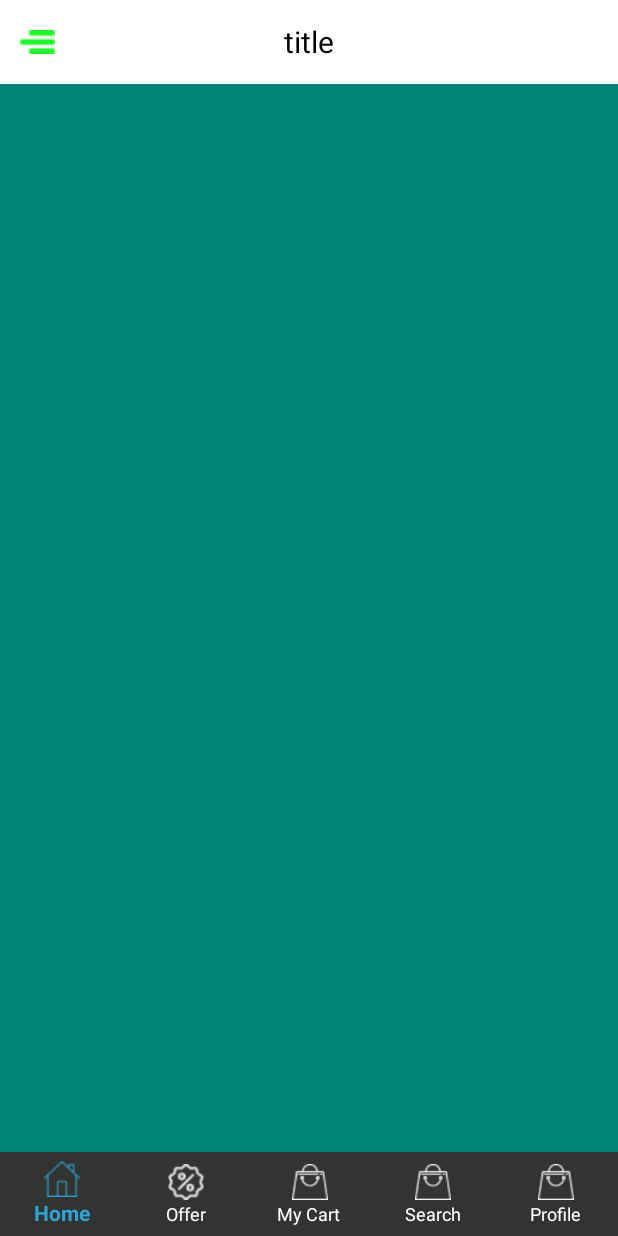
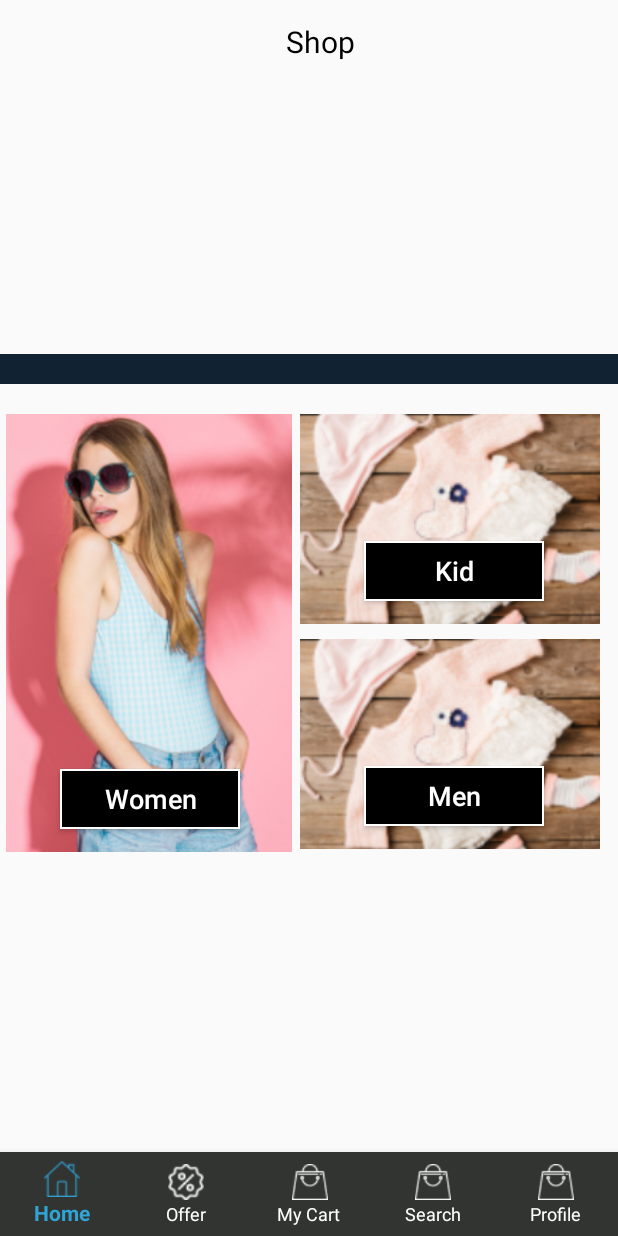
Before and after one commit to maheshpd/Shopcart, an Android app: the MainActivity screen opened directly, with no data from a screen before it, on a phone screen of 412 x 824 dp. Run offline under Robolectric (Android 15) with nearby library versions, the phone set to English and light mode, and no system bars.

Commit message:
Done Home Fragment

```diff
--- a/app/src/main/AndroidManifest.xml
+++ b/app/src/main/AndroidManifest.xml
@@ -24,7 +24,8 @@
             android:name=".Activity.Home"
             android:label="@string/title_activity_home"
             android:theme="@style/AppTheme" />
-        <activity android:name=".Activity.Thankyou"></activity>
+        <activity android:name=".Activity.Thankyou" />
+        <activity android:name=".Activity.CategoryActivity"></activity>
     </application>
 
 </manifest>
--- /dev/null
+++ b/app/src/main/java/com/example/maheshprasad/shopcart/Activity/CategoryActivity.java
@@ -0,0 +1,15 @@
+package com.example.maheshprasad.shopcart.Activity;
+
+import android.support.v7.app.AppCompatActivity;
+import android.os.Bundle;
+
+import com.example.maheshprasad.shopcart.R;
+
+public class CategoryActivity extends AppCompatActivity {
+
+    @Override
+    protected void onCreate(Bundle savedInstanceState) {
+        super.onCreate(savedInstanceState);
+        setContentView(R.layout.activity_category);
+    }
+}
--- a/app/src/main/java/com/example/maheshprasad/shopcart/Activity/Login.java
+++ b/app/src/main/java/com/example/maheshprasad/shopcart/Activity/Login.java
@@ -31,4 +31,17 @@ public class Login extends AppCompatActivity {
     private void Initalization() {
         mlogin_btn = findViewById(R.id.signin_login_btn);
     }
+
+    public void SignUp(View view) {
+
+    }
+
+    public void GoToMain(View view) {
+
+        goToMain();
+    }
+
+    private void goToMain() {
+        startActivity(new Intent(Login.this,MainActivity.class));
+    }
 }
--- a/app/src/main/java/com/example/maheshprasad/shopcart/Activity/MainActivity.java
+++ b/app/src/main/java/com/example/maheshprasad/shopcart/Activity/MainActivity.java
@@ -1,34 +1,78 @@
 package com.example.maheshprasad.shopcart.Activity;
 
+import android.content.Context;
 import android.content.Intent;
+import android.support.annotation.NonNull;
+import android.support.design.widget.BottomNavigationView;
+import android.support.v4.app.Fragment;
+import android.support.v7.app.ActionBar;
 import android.support.v7.app.AppCompatActivity;
 import android.os.Bundle;
 import android.support.v7.widget.Toolbar;
+import android.view.LayoutInflater;
+import android.view.MenuItem;
 import android.view.View;
 import android.widget.ImageView;
 import android.widget.Toast;
 
 import com.example.maheshprasad.shopcart.R;
 import com.example.maheshprasad.shopcart.Utils.PreferenceManager;
+import com.example.maheshprasad.shopcart.fragment.Home;
+import com.example.maheshprasad.shopcart.fragment.HotOffer;
+import com.example.maheshprasad.shopcart.fragment.MyCart;
+import com.example.maheshprasad.shopcart.fragment.Profile;
+import com.example.maheshprasad.shopcart.fragment.Search;
 
 public class MainActivity extends AppCompatActivity {
 
     Toolbar mToolbar;
+    BottomNavigationView bottomNav;
     @Override
     protected void onCreate(Bundle savedInstanceState) {
         super.onCreate(savedInstanceState);
         setContentView(R.layout.activity_main);
 
         mToolbar = findViewById(R.id.main_toolbar);
-       ImageView menuIcon=mToolbar.findViewById(R.id.menu_icon);
-       menuIcon.setOnClickListener(new View.OnClickListener() {
-           @Override
-           public void onClick(View v) {
-               Toast.makeText(MainActivity.this, "Menu Click", Toast.LENGTH_SHORT).show();
-           }
-       });
+        setSupportActionBar(mToolbar);
+
+        bottomNav = findViewById(R.id.bottom_menu);
+        bottomNav.setOnNavigationItemSelectedListener(navListener);
+
+        if (savedInstanceState == null) {
+            getSupportFragmentManager().beginTransaction().replace(R.id.fragment_container,new Home()).commit();
+        }
+
+
 
     }
+
+
+    private BottomNavigationView.OnNavigationItemSelectedListener navListener = new BottomNavigationView.OnNavigationItemSelectedListener() {
+        @Override
+        public boolean onNavigationItemSelected(@NonNull MenuItem menuItem) {
+            Fragment selectedFragment = null;
+            switch (menuItem.getItemId()){
+                case R.id.home_fragment:
+                    selectedFragment = new Home();
+                    break;
+                case R.id.offer_fragment:
+                    selectedFragment = new HotOffer();
+                    break;
+                case R.id.mycart_fragment:
+                    selectedFragment = new MyCart();
+                    break;
+                case R.id.search_fragment:
+                    selectedFragment = new Search();
+                    break;
+                case R.id.profile_fragment:
+                    selectedFragment = new Profile();
+                    break;
+            }
+           getSupportFragmentManager().beginTransaction().replace(R.id.fragment_container,
+                   selectedFragment).commit();
+            return true;
+        }
+    };
 
     public void loadSlide(View view) {
 
--- a/app/src/main/java/com/example/maheshprasad/shopcart/Activity/Signup.java
+++ b/app/src/main/java/com/example/maheshprasad/shopcart/Activity/Signup.java
@@ -1,7 +1,9 @@
 package com.example.maheshprasad.shopcart.Activity;
 
+import android.content.Intent;
 import android.support.v7.app.AppCompatActivity;
 import android.os.Bundle;
+import android.view.View;
 
 import com.example.maheshprasad.shopcart.R;
 
@@ -12,4 +14,17 @@ public class Signup extends AppCompatActivity {
         super.onCreate(savedInstanceState);
         setContentView(R.layout.activity_signup);
     }
+
+    public void Signin(View view) {
+        startActivity(new Intent(Signup.this,Login.class));
+    }
+
+    public void GoToMain(View view) {
+
+        goToMain();
+    }
+
+    private void goToMain() {
+        startActivity(new Intent(Signup.this,MainActivity.class));
+    }
 }
--- /dev/null
+++ b/app/src/main/java/com/example/maheshprasad/shopcart/fragment/Home.java
@@ -0,0 +1,40 @@
+package com.example.maheshprasad.shopcart.fragment;
+
+
+import android.os.Bundle;
+import android.support.v4.app.Fragment;
+import android.support.v4.view.ViewPager;
+import android.view.LayoutInflater;
+import android.view.View;
+import android.view.ViewGroup;
+import android.widget.ImageView;
+import android.widget.LinearLayout;
+
+import com.example.maheshprasad.shopcart.R;
+
+import java.util.ArrayList;
+
+/**
+ * A simple {@link Fragment} subclass.
+ */
+public class Home extends Fragment {
+
+
+    private ViewPager mSliderViewPager;
+    private LinearLayout mDotsLayout;
+//    SliderAdapter sliderAdapter;
+//
+//    private ImageView[] dot;
+//    private int dotscount;
+//    ArrayList<BannerModel> bannerlist = new ArrayList<>();
+
+    @Override
+    public View onCreateView(LayoutInflater inflater, ViewGroup container,
+                             Bundle savedInstanceState) {
+        // Inflate the layout for this fragment
+        return inflater.inflate(R.layout.fragment_home, container, false);
+
+
+    }
+
+}
--- /dev/null
+++ b/app/src/main/res/drawable/home_btn_design.xml
@@ -0,0 +1,8 @@
+<?xml version="1.0" encoding="utf-8"?>
+<shape xmlns:android="http://schemas.android.com/apk/res/android"
+    android:shape="rectangle">
+
+    <stroke android:color="@android:color/background_light"
+        android:width="1dp"/>
+    <solid android:color="#000000"/>
+</shape>
--- /dev/null
+++ b/app/src/main/res/layout/activity_category.xml
@@ -0,0 +1,9 @@
+<?xml version="1.0" encoding="utf-8"?>
+<android.support.constraint.ConstraintLayout xmlns:android="http://schemas.android.com/apk/res/android"
+    xmlns:app="http://schemas.android.com/apk/res-auto"
+    xmlns:tools="http://schemas.android.com/tools"
+    android:layout_width="match_parent"
+    android:layout_height="match_parent"
+    tools:context=".Activity.CategoryActivity">
+
+</android.support.constraint.ConstraintLayout>
--- a/app/src/main/res/layout/activity_login.xml
+++ b/app/src/main/res/layout/activity_login.xml
@@ -28,6 +28,7 @@
             android:layout_marginTop="12dp"
             android:layout_marginEnd="5dp"
             android:text="Skip"
+            android:onClick="GoToMain"
             android:textAllCaps="false"
             android:textColor="@color/skip_btn_color" />
 
@@ -139,6 +140,7 @@
             android:layout_alignParentEnd="true"
             android:layout_marginEnd="60dp"
             android:text="Sign up"
+            android:onClick="SignUp"
             android:textAllCaps="false"
             android:textColor="@color/hint_color"
             android:textSize="20sp" />
--- a/app/src/main/res/layout/activity_main.xml
+++ b/app/src/main/res/layout/activity_main.xml
@@ -20,9 +20,9 @@
         android:id="@+id/main_toolbar"/>
 
     <FrameLayout
+        android:id="@+id/fragment_container"
         android:layout_width="match_parent"
         android:layout_height="match_parent"
-        android:background="@color/colorPrimary"
         android:layout_below="@+id/main_toolbar"
         android:layout_above="@+id/bottom_menu"/>
 
--- a/app/src/main/res/layout/activity_signup.xml
+++ b/app/src/main/res/layout/activity_signup.xml
@@ -26,6 +26,7 @@
             android:layout_marginTop="12dp"
             android:layout_marginEnd="5dp"
             android:text="Skip"
+            android:onClick="GoToMain"
             android:textAllCaps="false"
             android:textColor="@color/skip_btn_color" />
 
@@ -184,6 +185,7 @@
             android:layout_alignParentEnd="true"
             android:layout_marginEnd="60dp"
             android:text="Sign ip"
+            android:onClick="Signin"
             android:textAllCaps="false"
             android:textColor="@color/hint_color"
             android:textSize="20sp" />
--- a/app/src/main/res/layout/custome_toolbar.xml
+++ b/app/src/main/res/layout/custome_toolbar.xml
@@ -1,37 +1,20 @@
 <?xml version="1.0" encoding="utf-8"?>
-<android.support.design.widget.CoordinatorLayout xmlns:android="http://schemas.android.com/apk/res/android"
+<android.support.v7.widget.Toolbar xmlns:android="http://schemas.android.com/apk/res/android"
+    android:id="@+id/toolbarlayout"
     android:layout_width="match_parent"
-    android:layout_height="wrap_content">
+    android:layout_height="?attr/actionBarSize">
 
-    <android.support.design.widget.AppBarLayout
+    <RelativeLayout
         android:layout_width="match_parent"
-        android:layout_height="wrap_content"
-        android:elevation="0dp">
+        android:layout_height="wrap_content">
 
-        <RelativeLayout
-            android:id="@+id/toolbarlayout"
-            android:layout_width="match_parent"
-            android:layout_height="?attr/actionBarSize"
-            android:background="@android:color/background_light">
+        <TextView
+            android:layout_width="wrap_content"
+            android:layout_height="wrap_content"
+            android:layout_centerHorizontal="true"
+            android:text="Shop"
+            android:textColor="@android:color/background_dark"
+            android:textSize="20sp" />
+    </RelativeLayout>
 
-            <ImageView
-                android:id="@+id/menu_icon"
-                android:layout_width="50dp"
-                android:layout_height="?attr/actionBarSize"
-                android:layout_centerVertical="true"
-                android:padding="13dp"
-                android:src="@drawable/navigation_icon" />
-
-            <TextView
-                android:id="@+id/title_top"
-                android:layout_width="wrap_content"
-                android:layout_height="wrap_content"
-                android:layout_centerInParent="true"
-                android:ellipsize="end"
-                android:maxLines="1"
-                android:text="title"
-                android:textColor="@android:color/background_dark"
-                android:textSize="20sp" />
-        </RelativeLayout>
-    </android.support.design.widget.AppBarLayout>
-</android.support.design.widget.CoordinatorLayout>
+</android.support.v7.widget.Toolbar>
--- /dev/null
+++ b/app/src/main/res/layout/fragment_home.xml
@@ -0,0 +1,122 @@
+<?xml version="1.0" encoding="utf-8"?>
+<ScrollView xmlns:android="http://schemas.android.com/apk/res/android"
+    xmlns:tools="http://schemas.android.com/tools"
+    android:layout_width="match_parent"
+    android:layout_height="match_parent"
+    tools:context=".fragment.Home">
+
+    <RelativeLayout
+        android:layout_width="match_parent"
+        android:layout_height="wrap_content">
+
+        <android.support.v4.view.ViewPager
+            android:layout_width="match_parent"
+            android:layout_height="200dp"
+            android:id="@+id/slider"/>
+
+        <LinearLayout
+            android:id="@+id/SliderDots"
+            android:layout_width="match_parent"
+            android:layout_height="20dp"
+            android:background="#123"
+            android:layout_alignBottom="@+id/slider"
+            android:gravity="center_horizontal|center_vertical"
+            android:orientation="horizontal">
+
+        </LinearLayout>
+
+        <RelativeLayout
+            android:id="@+id/women"
+            android:layout_width="200dp"
+            android:layout_below="@+id/SliderDots"
+            android:layout_marginTop="20dp"
+            android:layout_height="match_parent">
+
+            <ImageView
+                android:id="@+id/image_women"
+                android:layout_width="200dp"
+                android:src="@drawable/women"
+                android:layout_marginStart="4dp"
+                android:scaleType="centerCrop"
+                android:layout_marginEnd="5dp"
+
+                android:layout_height="match_parent" />
+
+            <Button
+                android:layout_width="120dp"
+                android:layout_height="40dp"
+                android:layout_alignBottom="@+id/image_women"
+                android:layout_marginBottom="15dp"
+                android:layout_centerHorizontal="true"
+                android:text="Women"
+                android:textColor="@android:color/background_light"
+                android:textAllCaps="false"
+                android:textSize="18sp"
+                android:background="@drawable/home_btn_design" />
+        </RelativeLayout>
+
+
+        <RelativeLayout
+            android:id="@+id/kid"
+            android:layout_width="wrap_content"
+            android:layout_below="@+id/SliderDots"
+            android:layout_marginTop="20dp"
+            android:layout_toEndOf="@+id/women"
+            android:layout_height="wrap_content">
+
+            <ImageView
+                android:id="@+id/image_kid"
+                android:layout_width="200dp"
+                android:src="@drawable/kid"
+                android:layout_marginEnd="5dp"
+                android:scaleType="centerCrop"
+                android:layout_height="140dp" />
+
+            <Button
+                android:layout_width="120dp"
+                android:layout_height="40dp"
+                android:layout_alignBottom="@+id/image_kid"
+                android:layout_marginBottom="15dp"
+                android:layout_centerHorizontal="true"
+                android:text="Kid"
+                android:textColor="@android:color/background_light"
+                android:textAllCaps="false"
+                android:textSize="18sp"
+                android:background="@drawable/home_btn_design" />
+        </RelativeLayout>
+
+        <RelativeLayout
+            android:id="@+id/men"
+            android:layout_width="wrap_content"
+            android:layout_below="@+id/kid"
+            android:layout_marginTop="10dp"
+            android:layout_toEndOf="@+id/women"
+            android:layout_height="wrap_content">
+
+            <ImageView
+                android:id="@+id/image_men"
+                android:layout_width="200dp"
+                android:src="@drawable/kid"
+                android:scaleType="centerCrop"
+                android:layout_marginEnd="5dp"
+                android:layout_height="140dp" />
+
+            <Button
+                android:layout_width="120dp"
+                android:layout_height="40dp"
+                android:layout_alignBottom="@+id/image_men"
+                android:layout_marginBottom="15dp"
+                android:layout_centerHorizontal="true"
+                android:text="Men"
+                android:textColor="@android:color/background_light"
+                android:textAllCaps="false"
+                android:textSize="18sp"
+                android:background="@drawable/home_btn_design" />
+        </RelativeLayout>
+
+
+
+
+    </RelativeLayout>
+
+</ScrollView>
```
Also changed, not shown: app/src/main/res/drawable-v21/kid.png (added), app/src/main/res/drawable-v21/women.png (added).
